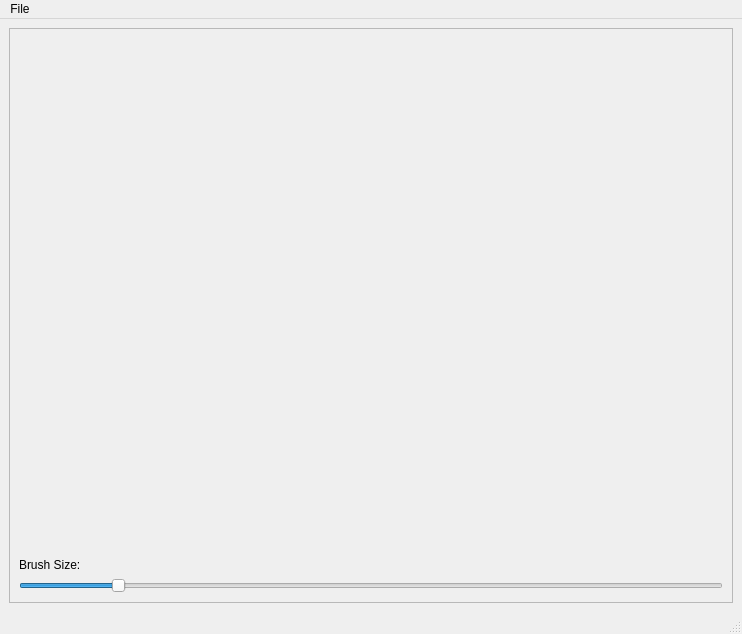
First picture: the form in UI/animation_creator.ui, repository Fliishy/Qt_Animation_Creator, before the edit.
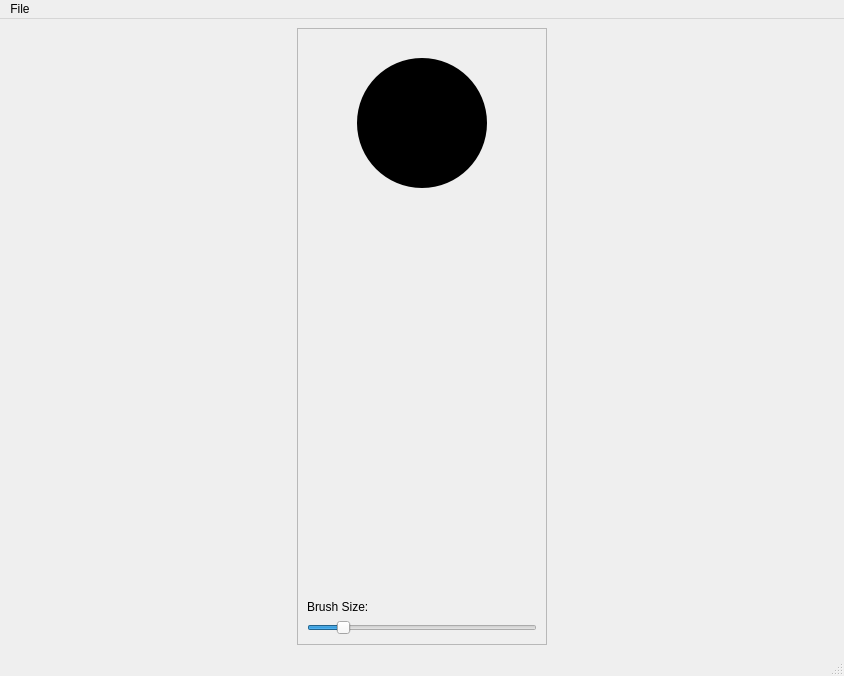
Second picture: the form after the edit.

Commit message: Added a color picker QLabel that opens a color picker GUI on mouseover. When the color is selected it updates the brush and color label visual. Added an eventFilter to manage the mouseover

The edit to the form file:
```diff
--- a/UI/animation_creator.ui
+++ b/UI/animation_creator.ui
@@ -6,8 +6,8 @@
    <rect>
     <x>0</x>
     <y>0</y>
-    <width>742</width>
-    <height>634</height>
+    <width>844</width>
+    <height>676</height>
    </rect>
   </property>
   <property name="windowTitle">
@@ -24,14 +24,92 @@
     </item>
     <item row="0" column="0">
      <widget class="QFrame" name="frame">
+      <property name="sizePolicy">
+       <sizepolicy hsizetype="Fixed" vsizetype="Preferred">
+        <horstretch>0</horstretch>
+        <verstretch>0</verstretch>
+       </sizepolicy>
+      </property>
+      <property name="minimumSize">
+       <size>
+        <width>250</width>
+        <height>0</height>
+       </size>
+      </property>
       <property name="frameShape">
        <enum>QFrame::StyledPanel</enum>
       </property>
       <property name="frameShadow">
        <enum>QFrame::Raised</enum>
       </property>
-      <layout class="QGridLayout" name="gridLayout_2">
-       <item row="1" column="1">
+      <layout class="QVBoxLayout" name="verticalLayout_2">
+       <item>
+        <spacer name="verticalSpacer_2">
+         <property name="orientation">
+          <enum>Qt::Vertical</enum>
+         </property>
+         <property name="sizeType">
+          <enum>QSizePolicy::Minimum</enum>
+         </property>
+         <property name="sizeHint" stdset="0">
+          <size>
+           <width>20</width>
+           <height>20</height>
+          </size>
+         </property>
+        </spacer>
+       </item>
+       <item alignment="Qt::AlignHCenter">
+        <widget class="QLabel" name="color_picker">
+         <property name="sizePolicy">
+          <sizepolicy hsizetype="Fixed" vsizetype="Fixed">
+           <horstretch>0</horstretch>
+           <verstretch>0</verstretch>
+          </sizepolicy>
+         </property>
+         <property name="minimumSize">
+          <size>
+           <width>130</width>
+           <height>130</height>
+          </size>
+         </property>
+         <property name="mouseTracking">
+          <bool>true</bool>
+         </property>
+         <property name="contextMenuPolicy">
+          <enum>Qt::DefaultContextMenu</enum>
+         </property>
+         <property name="styleSheet">
+          <string notr="true">QLabel{
+	background-color: #000000;
+	border-radius: 65%;
+}</string>
+         </property>
+         <property name="text">
+          <string/>
+         </property>
+         <property name="scaledContents">
+          <bool>false</bool>
+         </property>
+         <property name="alignment">
+          <set>Qt::AlignCenter</set>
+         </property>
+        </widget>
+       </item>
+       <item>
+        <spacer name="verticalSpacer">
+         <property name="orientation">
+          <enum>Qt::Vertical</enum>
+         </property>
+         <property name="sizeHint" stdset="0">
+          <size>
+           <width>20</width>
+           <height>40</height>
+          </size>
+         </property>
+        </spacer>
+       </item>
+       <item>
         <widget class="QLabel" name="label">
          <property name="sizePolicy">
           <sizepolicy hsizetype="Preferred" vsizetype="Fixed">
@@ -44,7 +122,7 @@
          </property>
         </widget>
        </item>
-       <item row="2" column="1">
+       <item>
         <widget class="QSlider" name="h_slider_brushSize">
          <property name="sizePolicy">
           <sizepolicy hsizetype="Preferred" vsizetype="Fixed">
@@ -75,19 +153,6 @@
          </property>
         </widget>
        </item>
-       <item row="0" column="1">
-        <spacer name="verticalSpacer">
-         <property name="orientation">
-          <enum>Qt::Vertical</enum>
-         </property>
-         <property name="sizeHint" stdset="0">
-          <size>
-           <width>20</width>
-           <height>40</height>
-          </size>
-         </property>
-        </spacer>
-       </item>
       </layout>
      </widget>
     </item>
@@ -98,7 +163,7 @@
     <rect>
      <x>0</x>
      <y>0</y>
-     <width>742</width>
+     <width>844</width>
      <height>20</height>
     </rect>
    </property>
```
The commit also changes 5 other files.
